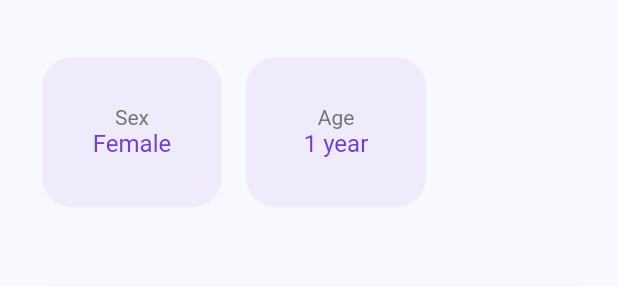
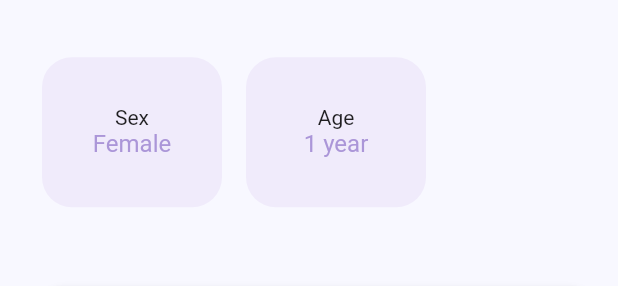
Before and after one commit to neddstarkk/petfinders, a Flutter app: the PetDetailsWidget widget shown alone on an empty page, opened directly with sample values from the repository, on a phone screen of 412 x 824 dp. Shown: the part 141-427 px from the top of the screen. Run offline on Flutter 3.47's test engine with Material 2 defaults, Android fonts, the phone set to English and light mode, and no system bars; our stand-ins replace bloc, confetti, equatable, flutter_bloc; network calls fail.

```diff
--- a/lib/ui/widgets/details_screen_widgets/pet_details_widget.dart
+++ b/lib/ui/widgets/details_screen_widgets/pet_details_widget.dart
@@ -149,7 +149,7 @@
                         _confettiController.play();
                         adopt(context);
                       },
-                label: const Text("Adopt me"),
+                label: Text("Adopt me", style: TextStyle(color: Colors.white))
               ),
             )
           ],
--- a/lib/ui/widgets/details_screen_widgets/pet_features_widget.dart
+++ b/lib/ui/widgets/details_screen_widgets/pet_features_widget.dart
@@ -17,7 +17,7 @@
       margin: EdgeInsets.symmetric(horizontal: 8.0),
       padding: EdgeInsets.symmetric(horizontal: 5.0),
       decoration: BoxDecoration(
-        color: Color(0xfff0ebfb),
+        color: Theme.of(context).highlightColor,
         borderRadius: BorderRadius.circular(20),
       ),
       child: Column(mainAxisAlignment: MainAxisAlignment.center, children: [
@@ -30,7 +30,7 @@
         Center(
           child: Text(
             featureValue,
-            style: TextStyle(fontSize: 16, color: Color(0xff703edb)),
+            style: TextStyle(fontSize: 16, color: Color.fromARGB(255, 171, 150, 216)),
           ),
         )
       ]),
--- a/lib/util/constants.dart
+++ b/lib/util/constants.dart
@@ -4,7 +4,7 @@
 
 const TextStyle kPetNameHomeScreenTextStyle = TextStyle(fontWeight: FontWeight.bold, fontSize: 16);
 
-final TextStyle kPetBreedHomeScreenTextStyle = TextStyle(fontSize: 10, color: Colors.grey.shade600);
+const TextStyle kPetBreedHomeScreenTextStyle = TextStyle(fontSize: 10);
 
 const TextStyle kPetNameDetailsScreenTextStyle = TextStyle(fontWeight: FontWeight.bold, fontSize: 26);
 
```
Also changed, not shown: lib/main.dart (+7 -3 lines).
